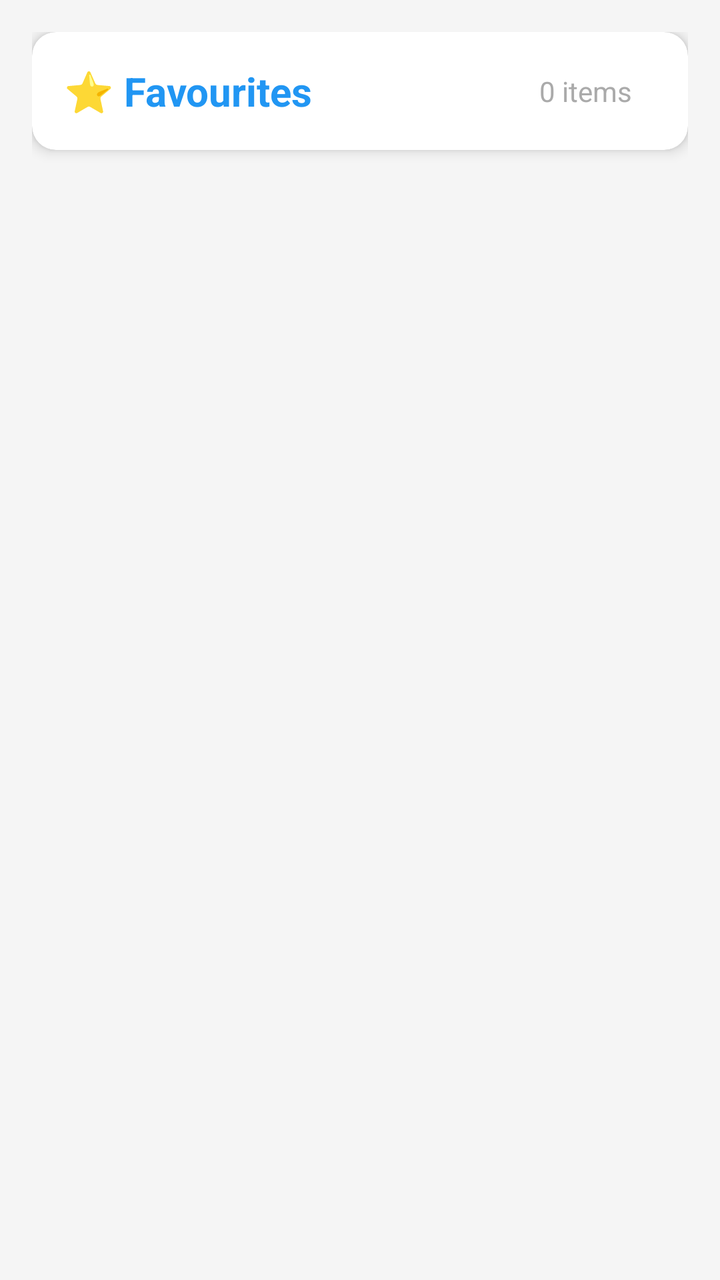
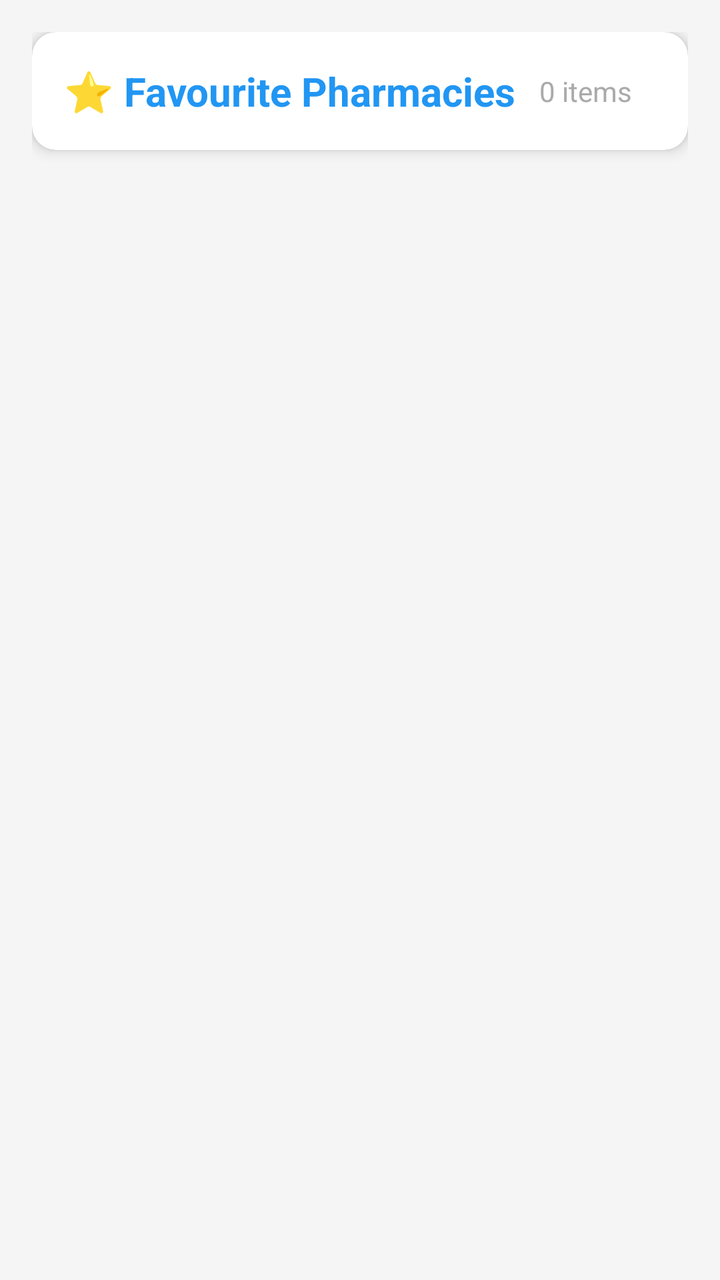

The first picture is an Android layout as it rendered before a commit; the second is the same layout after the commit. The layout source and the unified diff follow.
<!-- AndroidManifest.xml: application theme Theme.MediNear -->
<!-- res/layout/activity_favourites.xml -->
<?xml version="1.0" encoding="utf-8"?>
<LinearLayout xmlns:android="http://schemas.android.com/apk/res/android"
    xmlns:app="http://schemas.android.com/apk/res-auto"
    android:layout_width="match_parent"
    android:layout_height="match_parent"
    android:orientation="vertical"
    android:background="@color/background_light"
    android:padding="16dp">

    <androidx.cardview.widget.CardView
        android:layout_width="match_parent"
        android:layout_height="wrap_content"
        android:layout_marginBottom="16dp"
        app:cardCornerRadius="12dp"
        app:cardElevation="4dp">

        <LinearLayout
            android:layout_width="match_parent"
            android:layout_height="wrap_content"
            android:orientation="horizontal"
            android:padding="16dp"
            android:gravity="center_vertical">

            <TextView
                android:layout_width="0dp"
                android:layout_height="wrap_content"
                android:layout_weight="1"
                android:text="⭐ Favourites"
                android:textSize="20sp"
                android:textStyle="bold"
                android:textColor="@color/primary_color" />

            <TextView
                android:id="@+id/tvCount"
                android:layout_width="wrap_content"
                android:layout_height="wrap_content"
                android:text="0 items"
                android:textSize="14sp"
                android:textColor="@android:color/darker_gray"
                android:layout_marginEnd="12dp" />

            <Button
                android:id="@+id/btnClearAll"
                android:layout_width="wrap_content"
                android:layout_height="wrap_content"
                android:text="Clear"
                android:backgroundTint="@color/red"
                android:textColor="@android:color/white"
                android:minWidth="60dp"
                android:paddingStart="12dp"
                android:paddingEnd="12dp"
                android:visibility="gone" />

        </LinearLayout>

    </androidx.cardview.widget.CardView>

    <androidx.recyclerview.widget.RecyclerView
        android:id="@+id/recyclerView"
        android:layout_width="match_parent"
        android:layout_height="0dp"
        android:layout_weight="1"
        android:clipToPadding="false"
        android:paddingBottom="8dp" />

    <LinearLayout
        android:id="@+id/emptyState"
        android:layout_width="match_parent"
        android:layout_height="0dp"
        android:layout_weight="1"
        android:orientation="vertical"
        android:gravity="center"
        android:visibility="gone">

        <ImageView
            android:layout_width="100dp"
            android:layout_height="100dp"
            android:src="@drawable/ic_launcher_foreground"
            android:contentDescription="Empty"
            android:alpha="0.5" />

        <TextView
            android:id="@+id/tvEmpty"
            android:layout_width="wrap_content"
            android:layout_height="wrap_content"
            android:text="No Favourites"
            android:textSize="20sp"
            android:textStyle="bold"
            android:textColor="@android:color/darker_gray"
            android:layout_marginTop="16dp" />

        <TextView
            android:layout_width="wrap_content"
            android:layout_height="wrap_content"
            android:text="Capture and save medicines\nto see them here"
            android:textSize="14sp"
            android:textColor="@android:color/darker_gray"
            android:gravity="center"
            android:layout_marginTop="8dp" />

        <Button
            android:layout_width="wrap_content"
            android:layout_height="wrap_content"
            android:text="Take a Photo"
            android:backgroundTint="@color/primary_color"
            android:textColor="@android:color/white"
            android:layout_marginTop="24dp"
            android:onClick="goToCamera" />

    </LinearLayout>

</LinearLayout>
<!-- resources referenced by this layout -->
<resources>
  <color name="background_light">#F5F5F5</color>
  <color name="primary_color">#2196F3</color>
  <color name="red">#F44336</color>
  <!-- drawable ic_launcher_foreground (drawable) -->
  <vector xmlns:android="http://schemas.android.com/apk/res/android"
      xmlns:aapt="http://schemas.android.com/aapt"
      android:width="108dp"
      android:height="108dp"
      android:viewportWidth="108"
      android:viewportHeight="108">
      <path android:pathData="M31,63.928c0,0 6.4,-11 12.1,-13.1c7.2,-2.6 26,-1.4 26,-1.4l38.1,38.1L107,108.928l-32,-1L31,63.928z">
          <aapt:attr name="android:fillColor">
              <gradient
                  android:endX="85.84757"
                  android:endY="92.4963"
                  android:startX="42.9492"
                  android:startY="49.59793"
                  android:type="linear">
                  <item
                      android:color="#44000000"
                      android:offset="0.0" />
                  <item
                      android:color="#00000000"
                      android:offset="1.0" />
              </gradient>
          </aapt:attr>
      </path>
      <path
          android:fillColor="#FFFFFF"
          android:fillType="nonZero"
          android:pathData="M65.3,45.828l3.8,-6.6c0.2,-0.4 0.1,-0.9 -0.3,-1.1c-0.4,-0.2 -0.9,-0.1 -1.1,0.3l-3.9,6.7c-6.3,-2.8 -13.4,-2.8 -19.7,0l-3.9,-6.7c-0.2,-0.4 -0.7,-0.5 -1.1,-0.3C38.8,38.328 38.7,38.828 38.9,39.228l3.8,6.6C36.2,49.428 31.7,56.028 31,63.928h46C76.3,56.028 71.8,49.428 65.3,45.828zM43.4,57.328c-0.8,0 -1.5,-0.5 -1.8,-1.2c-0.3,-0.7 -0.1,-1.5 0.4,-2.1c0.5,-0.5 1.4,-0.7 2.1,-0.4c0.7,0.3 1.2,1 1.2,1.8C45.3,56.528 44.5,57.328 43.4,57.328L43.4,57.328zM64.6,57.328c-0.8,0 -1.5,-0.5 -1.8,-1.2s-0.1,-1.5 0.4,-2.1c0.5,-0.5 1.4,-0.7 2.1,-0.4c0.7,0.3 1.2,1 1.2,1.8C66.5,56.528 65.6,57.328 64.6,57.328L64.6,57.328z"
          android:strokeWidth="1"
          android:strokeColor="#00000000" />
  </vector>
  <style name="Theme.MediNear" parent="Base.Theme.MediNear" />
  <style name="Base.Theme.MediNear" parent="Theme.Material3.DayNight.NoActionBar">
          
          
      </style>
</resources>

<!-- the commit's change to res/layout/activity_favourites.xml (unified diff, before → after) -->
@@ -25,7 +25,7 @@
                 android:layout_width="0dp"
                 android:layout_height="wrap_content"
                 android:layout_weight="1"
-                android:text="⭐ Favourites"
+                android:text="⭐ Favourite Pharmacies"
                 android:textSize="20sp"
                 android:textStyle="bold"
                 android:textColor="@color/primary_color" />
@@ -56,7 +56,7 @@
     </androidx.cardview.widget.CardView>
 
     <androidx.recyclerview.widget.RecyclerView
-        android:id="@+id/recyclerView"
+        android:id="@+id/recyclerViewPharmacies"
         android:layout_width="match_parent"
         android:layout_height="0dp"
         android:layout_weight="1"
@@ -83,7 +83,7 @@
             android:id="@+id/tvEmpty"
             android:layout_width="wrap_content"
             android:layout_height="wrap_content"
-            android:text="No Favourites"
+            android:text="No Favourite Pharmacies"
             android:textSize="20sp"
             android:textStyle="bold"
             android:textColor="@android:color/darker_gray"
@@ -92,7 +92,7 @@
         <TextView
             android:layout_width="wrap_content"
             android:layout_height="wrap_content"
-            android:text="Capture and save medicines\nto see them here"
+            android:text="Save pharmacies from Nearby Search\nto see them here"
             android:textSize="14sp"
             android:textColor="@android:color/darker_gray"
             android:gravity="center"
@@ -101,11 +101,11 @@
         <Button
             android:layout_width="wrap_content"
             android:layout_height="wrap_content"
-            android:text="Take a Photo"
+            android:text="Find Pharmacies"
             android:backgroundTint="@color/primary_color"
             android:textColor="@android:color/white"
             android:layout_marginTop="24dp"
-            android:onClick="goToCamera" />
+            android:onClick="goToNearbyPharmacy" />
 
     </LinearLayout>
 
